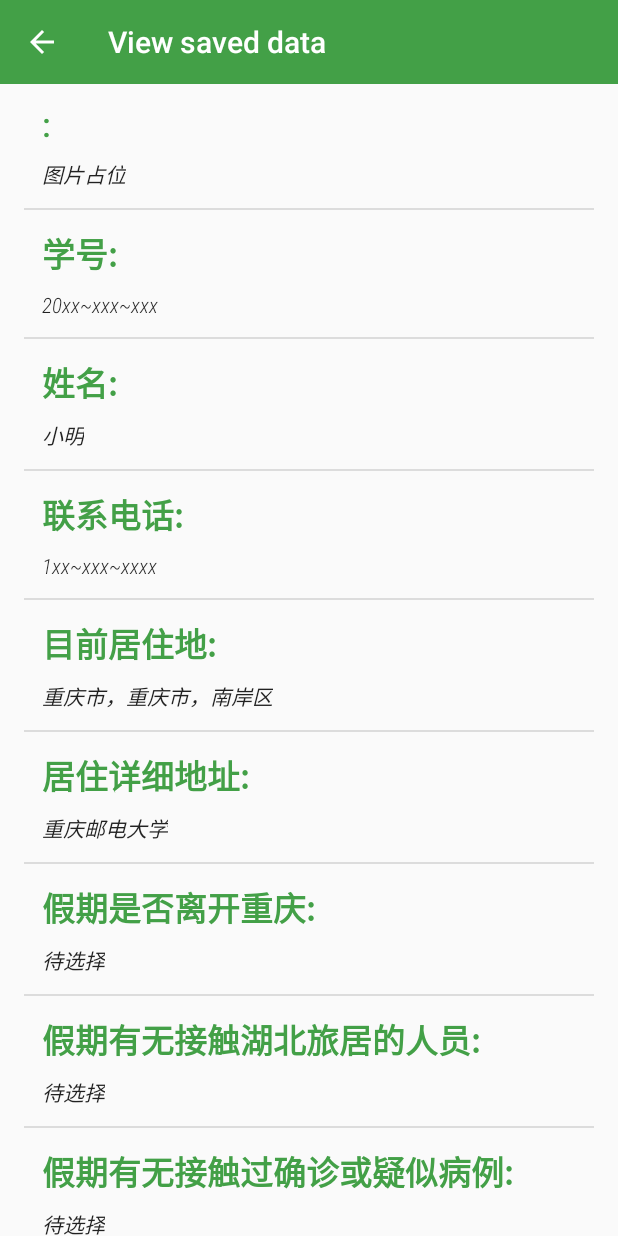
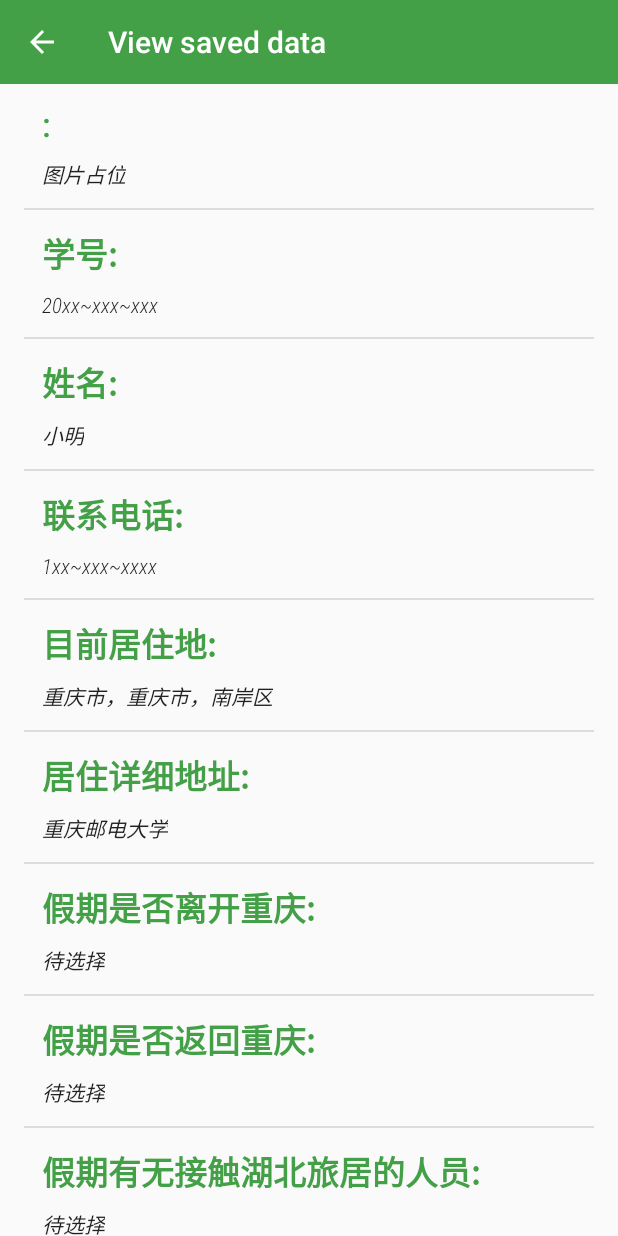
Before and after one commit to Ma-27/Autofill, an Android app: the ViewSavedDataActivity screen opened directly, with no data from a screen before it, on a phone screen of 412 x 824 dp. Run offline under Robolectric (Android 15) with nearby library versions, the phone set to English and light mode, and no system bars; our stand-ins replace Room's generated code.

Commit message:
完成所有数据库

```diff
--- a/app/src/main/java/com/example/autofill/storage/InformationRoomDatabase.java
+++ b/app/src/main/java/com/example/autofill/storage/InformationRoomDatabase.java
@@ -66,6 +66,7 @@ public abstract class InformationRoomDatabase extends RoomDatabase {
                 "szdq-重庆市，重庆市，南岸区",
                 "xxdz-重庆邮电大学",
                 "hjsfly-待选择",//假期是否离开重庆
+                "hjsffy-待选择",//假期是否返回重庆
                 "ywjchblj-待选择",//暑假期间有无接触湖北旅居人员
                 "ywjcqzbl-待选择",//暑假期间有无接触确诊或疑似病例
                 "xjzdywqzbl-待选择",//现居住地有无确诊或疑似病例
--- a/app/src/main/java/com/example/autofill/ui/main/MrdkListAdapter.java
+++ b/app/src/main/java/com/example/autofill/ui/main/MrdkListAdapter.java
@@ -15,6 +15,7 @@ import android.widget.ImageView;
 import android.widget.RadioButton;
 import android.widget.RadioGroup;
 import android.widget.TextView;
+import android.widget.Toast;
 
 import androidx.annotation.NonNull;
 import androidx.recyclerview.widget.RecyclerView;
@@ -154,7 +155,7 @@ public class MrdkListAdapter extends RecyclerView.Adapter<MrdkListAdapter.MrdkVi
                     return false;
                 }
             });
-
+        }
 
         if(holder.selectGroup.getVisibility() == View.VISIBLE){
             Log.d(TAG, "onBindViewHolder: select group的可见性");
@@ -182,10 +183,11 @@ public class MrdkListAdapter extends RecyclerView.Adapter<MrdkListAdapter.MrdkVi
                             break;
                         default:
                             Log.d(TAG, "onCheckedChanged: radio group成了default");
+
+
                     }
                 }
             });
-            }
         }
 
     }
--- a/app/src/main/res/values/arrays.xml
+++ b/app/src/main/res/values/arrays.xml
@@ -19,6 +19,7 @@
         <item>目前居住地</item>
         <item>居住详细地址</item>
         <item>假期是否离开重庆</item>
+        <item>假期是否返回重庆</item>
         <item>假期有无接触湖北旅居的人员</item>
         <item>假期有无接触过确诊或疑似病例</item>
         <item>现居住地有无确诊或疑似病例</item>
@@ -39,6 +40,7 @@
         <item>szdq</item>
         <item>xxdz</item>
         <item>hjsfly</item>
+        <item>hjsffy</item>
         <item>ywjchblj</item>
         <item>ywjcqzbl</item>
         <item>xjzdywqzbl</item>
@@ -68,6 +70,7 @@
         <item>xx省，xx市，xx区</item>
         <item>xx小区xx单元xxx户</item>
         <item>待选择</item>//假期是否离开重庆
+        <item>待选择</item>//假期是否返回重庆
         <item>待选择</item>//暑假期间有无接触湖北旅居人员
         <item>待选择</item>//暑假期间有无接触确诊或疑似病例
         <item>待选择</item>//现居住地有无确诊或疑似病例
@@ -87,6 +90,7 @@
         <item>1</item>
         <item>1</item>
         <item>2</item>//假期是否离开重庆
+        <item>2</item>//假期是否返回重庆
         <item>2</item>//暑假期间有无接触湖北旅居人员
         <item>2</item>//暑假期间有无接触确诊或疑似病例
         <item>2</item>//现居住地有无确诊或疑似病例
@@ -112,6 +116,7 @@
         <item>xx省，xx市，xx区</item>
         <item>精确到小区/单元/宿舍门牌号</item>
         <item>待选择</item>//假期是否离开重庆
+        <item>待选择</item>//假期是否返回重庆
         <item>待选择</item>//暑假期间有无接触湖北旅居人员
         <item>无</item>//暑假期间有无接触确诊或疑似病例
         <item>无</item>//现居住地有无确诊或疑似病例
```
Lines whose indentation alone changed are shown as unchanged.
